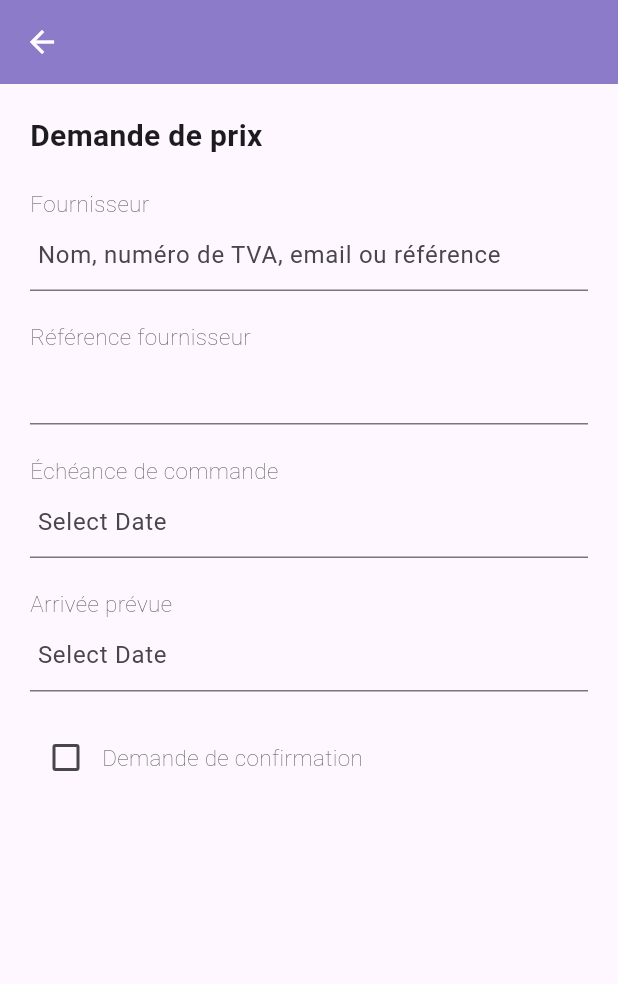
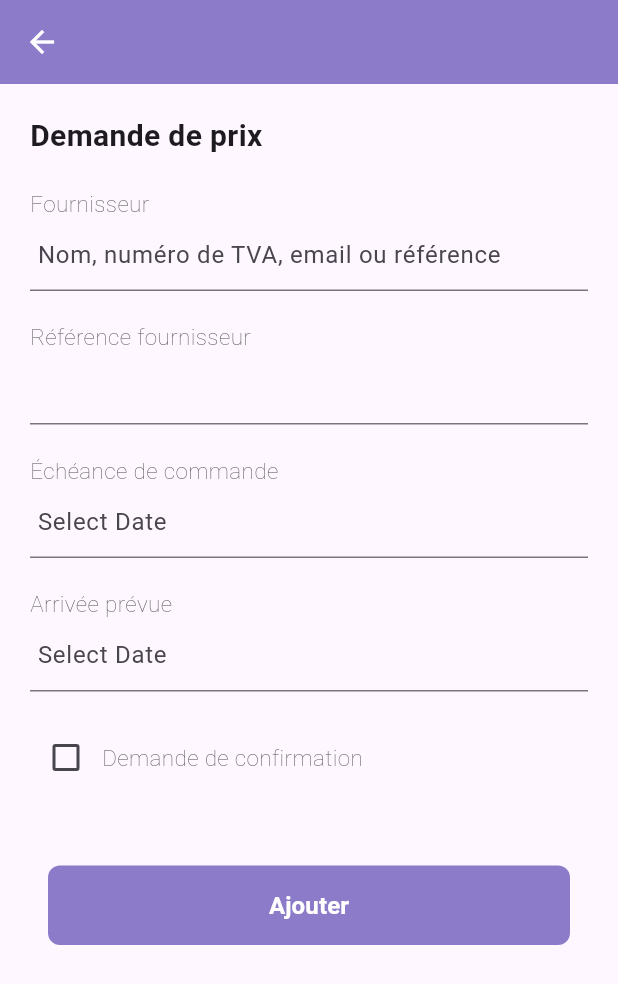
Before and after one commit to oussama-souidi/odoo_erp_mobile_app, a Flutter app: the details_page screen opened directly, on a phone screen of 412 x 824 dp. Shown: the top 984 px of the screen. Run offline on Flutter 3.47's test engine with Material 3 defaults, Android fonts, the light colour scheme and no system bars.

Commit message:
tawa walina ne5dmou fl dynamique

```diff
--- a/lib/modules/achats/components/details_page.dart
+++ b/lib/modules/achats/components/details_page.dart
@@ -1,3 +1,4 @@
+import 'package:flutter/cupertino.dart';
 import 'package:flutter/material.dart';
 
 class details_page extends StatefulWidget {
@@ -10,17 +11,18 @@ class details_page extends StatefulWidget {
 class _details_pageState extends State<details_page> {
   DateTime? selectedDate;
   bool isChecked = false;
+  final Map<String, DateTime?> selectedDates = {};
 
-  Future<void> _selectDate(BuildContext context) async {
-    final pickedDate = await showDatePicker(
+  Future<void> _selectDate(BuildContext context, String dateKey) async {
+    var pickedDate = await showDatePicker(
       context: context,
-      initialDate: selectedDate ?? DateTime.now(),
+      initialDate: selectedDates[dateKey] ?? DateTime.now(),
       firstDate: DateTime(2000),
       lastDate: DateTime(2100),
     );
     if (pickedDate != null) {
       setState(() {
-        selectedDate = pickedDate;
+        selectedDates[dateKey] = pickedDate;
       });
     }
   }
@@ -41,12 +43,12 @@ class _details_pageState extends State<details_page> {
           child: Column(
             crossAxisAlignment: CrossAxisAlignment.start,
             children: [
-              SizedBox(height: 20,),
-              Text(
+              const SizedBox(height: 20,),
+              const Text(
                 'Demande de prix',
                 style: TextStyle(fontSize: 20.0, fontWeight: FontWeight.bold),
               ),
-              SizedBox(
+              const SizedBox(
                 height: 20,
               ),
               Text(
@@ -56,13 +58,13 @@ class _details_pageState extends State<details_page> {
                     fontWeight: FontWeight.w100,
                     color: Colors.grey[700]),
               ),
-              TextField(
+              const TextField(
                 decoration: InputDecoration(
                   contentPadding: EdgeInsets.only(left: 5),
                   hintText: 'Nom, numéro de TVA, email ou référence',
                 ),
               ),
-              SizedBox(
+              const SizedBox(
                 height: 20,
               ),
               Text(
@@ -72,12 +74,12 @@ class _details_pageState extends State<details_page> {
                     fontWeight: FontWeight.w100,
                     color: Colors.grey[700]),
               ),
-              TextField(
+              const TextField(
                 decoration: InputDecoration(
                     contentPadding: EdgeInsets.only(left: 5)
                 ),
               ),
-              SizedBox(
+              const SizedBox(
                 height: 20,
               ),
               Text(
@@ -89,13 +91,13 @@ class _details_pageState extends State<details_page> {
               ),
               TextField(
                 readOnly: true, // Disable text editing
-                onTap: () => _selectDate(context),
+                onTap: () => _selectDate(context, "echeance"),
                 decoration: InputDecoration(
-                  hintText: selectedDate?.toString().substring(0, 10) ?? 'Select Date',
-                  contentPadding: EdgeInsets.only(left: 5)
+                  hintText: selectedDates["echeance"]?.toString().substring(0, 10) ?? 'Select Date',
+                  contentPadding: const EdgeInsets.only(left: 5),
                 ),
               ),
-              SizedBox(
+              const SizedBox(
                 height: 20,
               ),
               Text(
@@ -107,13 +109,14 @@ class _details_pageState extends State<details_page> {
               ),
               TextField(
                 readOnly: true, // Disable text editing
-                onTap: () => _selectDate(context),
+                onTap: () => _selectDate(context, "arrivee"),
+
                 decoration: InputDecoration(
-                  hintText: selectedDate?.toString().substring(0, 10) ?? 'Select Date',
-                  contentPadding: EdgeInsets.only(left: 5)
+                  hintText: selectedDates["arrivee"]?.toString().substring(0, 10) ?? 'Select Date',
+                  contentPadding: const EdgeInsets.only(left: 5),
                 ),
               ),
-              SizedBox(height: 20,),
+              const SizedBox(height: 20,),
               Row(
                 children: [
                   Checkbox(
@@ -132,6 +135,31 @@ class _details_pageState extends State<details_page> {
                   ),
                 ],
               ),
+              const SizedBox(height: 40,),
+              TextButton(
+                onPressed: () {},
+                onHover: (_) {},
+                child: Container(
+                  padding: const EdgeInsets.all(15),
+                  //margin: const EdgeInsets.symmetric(horizontal: 25, vertical : 50),
+                  decoration: BoxDecoration(
+                    color: const Color(0xff8c7bc9),
+                    borderRadius: BorderRadius.circular(8),
+
+                  ),
+                  child: const Center(
+                    child: Text(
+                      "Ajouter",
+                      style: TextStyle(
+                        color: Colors.white,
+                        fontWeight: FontWeight.bold,
+                        fontSize: 16,
+                      ),
+                    ),
+                  ),
+                ),
+
+              )
             ],
           ),
         ),
--- a/lib/modules/achats/components/list_item.dart
+++ b/lib/modules/achats/components/list_item.dart
@@ -44,7 +44,7 @@ class ListItem extends StatelessWidget {
       padding: EdgeInsets.symmetric(horizontal: 15, vertical: 5),
       child: Container(
         decoration: BoxDecoration(
-            border: Border.all(color: Colors.grey.shade300, width: 2),
+            border: Border.all(color: Colors.grey.shade300, width: 1),
             borderRadius: BorderRadius.circular(20),
             color: Colors.white,
             boxShadow: [
```
